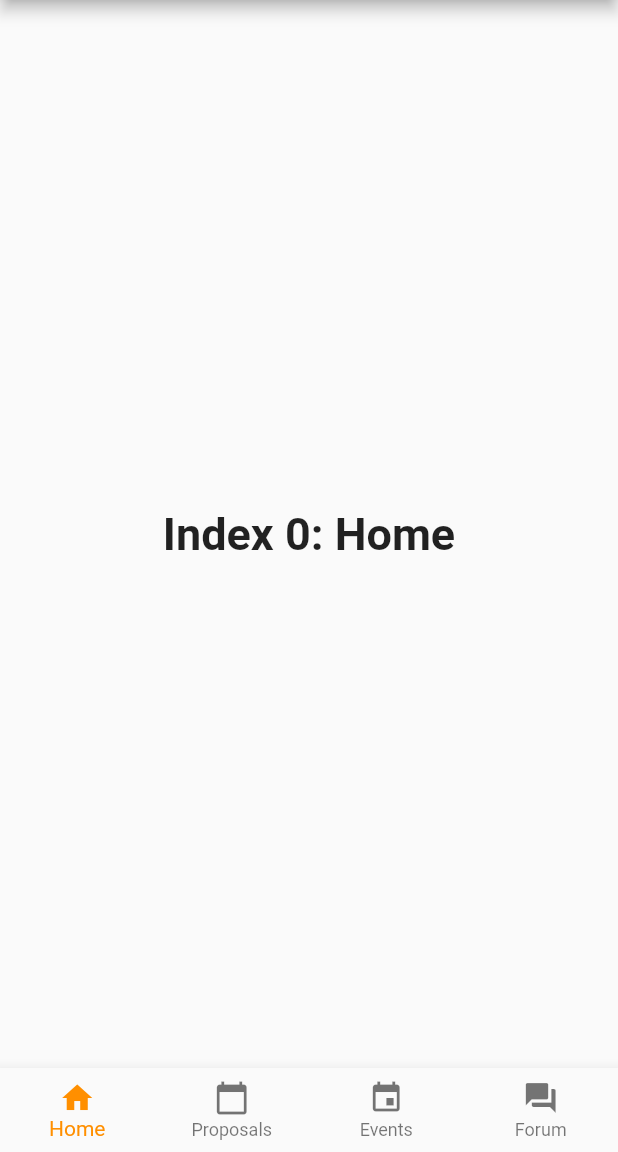
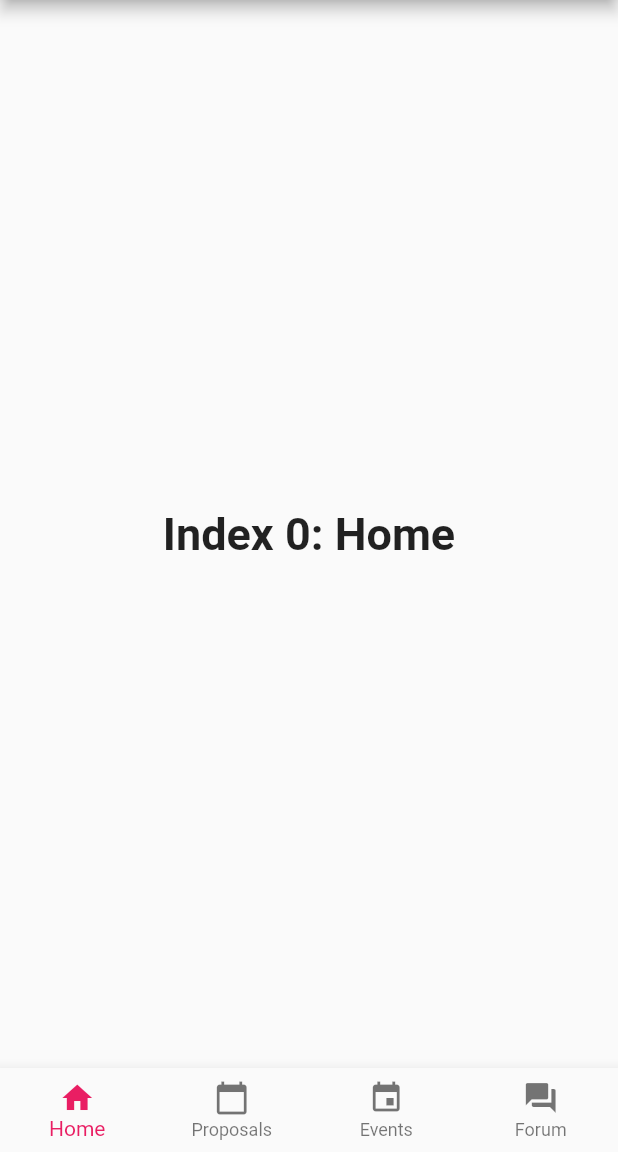
Before and after one commit to SolonEDU/solon-mobile, a Flutter app: the screen it shows after launch, on a phone screen of 412 x 824 dp, the part 84-1236 px from its top. Run offline on Flutter 3.47's test engine with Material 2 defaults, Android fonts, the phone set to English and light mode, and no system bars.

Commit message:
pinked it

```diff
--- a/lib/navbar.dart
+++ b/lib/navbar.dart
@@ -29,7 +29,7 @@ class NavBar extends StatelessWidget {
         )
       ],
       currentIndex: selectedIndex,
-      selectedItemColor: Colors.amber[800],
+      selectedItemColor: Colors.pink[500],
       onTap: onItemTapped,
     );
   }
```
